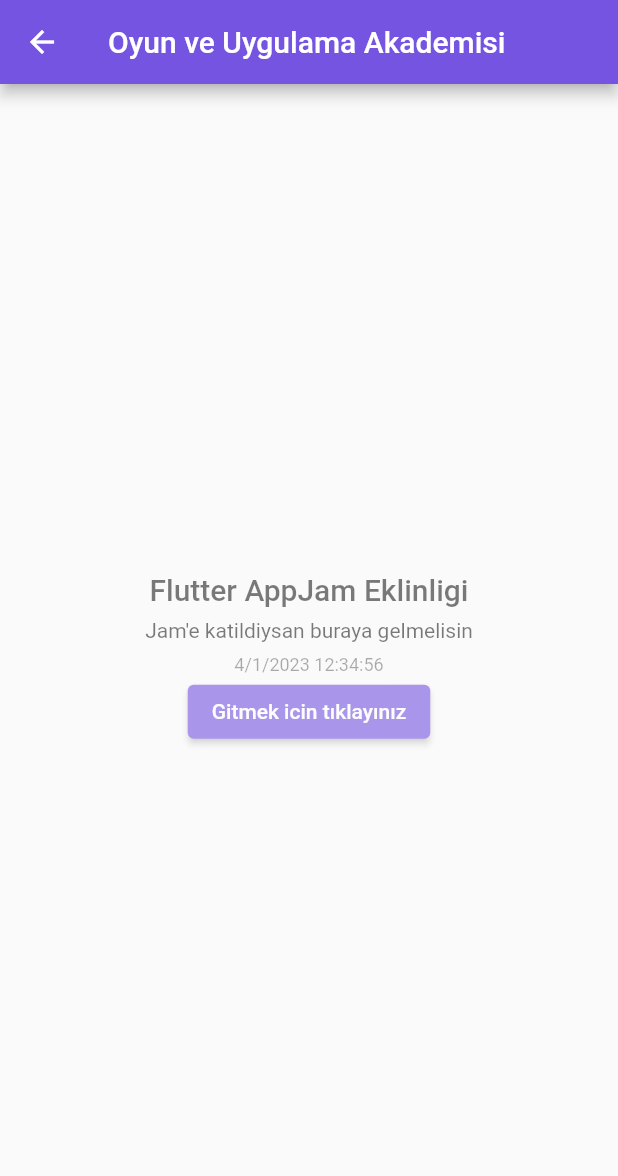
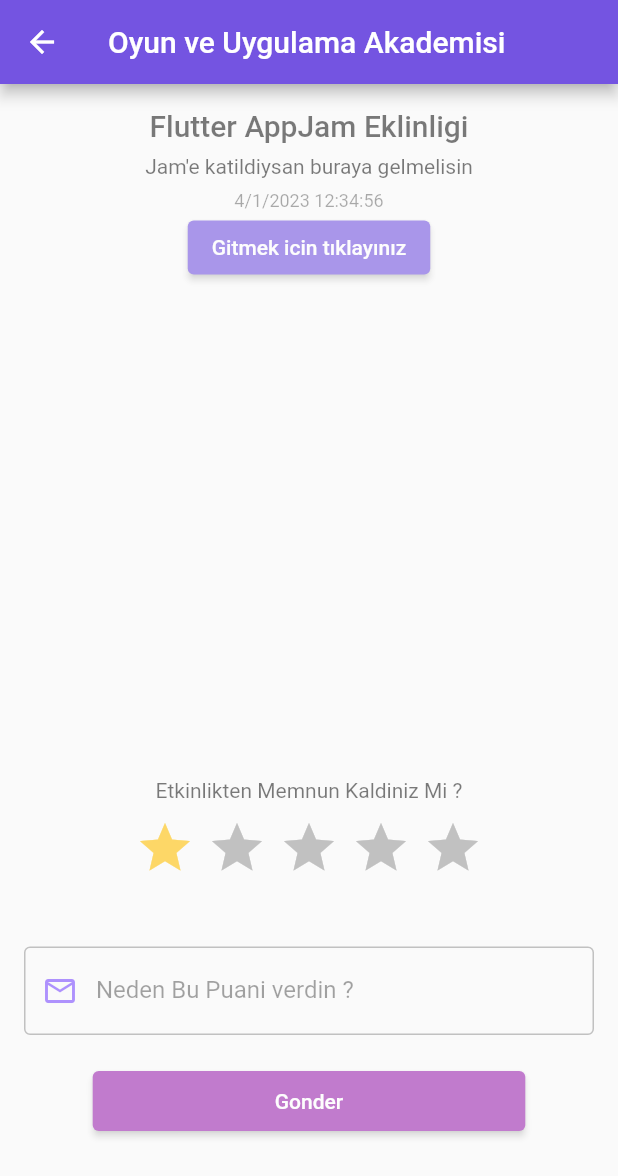
Before and after one commit to vuralkayracetintas/app_jam_f_40, a Flutter app: the EtkinlikFlutterPage screen opened directly, after a tap on "Flutter AppJam Eklinligi", on a phone screen of 412 x 824 dp. Shown: the top 1176 px of the screen. Run offline on Flutter 3.47's test engine with Material 2 defaults, Android fonts, the phone set to English and light mode, and no system bars; drawn by our look-alikes of flutter_rating_bar; our stand-ins replace flutter_speed_dial, font_awesome_flutter, get, lottie.

Commit message:
etkinlik sayfasi duzenlendi

```diff
--- a/lib/pages/flutter/etkinlik_flutter.dart
+++ b/lib/pages/flutter/etkinlik_flutter.dart
@@ -1,5 +1,7 @@
 // ignore_for_file: public_member_api_docs, sort_constructors_first
+import 'package:flutter/cupertino.dart';
 import 'package:flutter/material.dart';
+import 'package:flutter_rating_bar/flutter_rating_bar.dart';
 import 'package:get/get.dart';
 import 'package:intl/intl.dart';
 
@@ -33,6 +35,7 @@ class CheckEtklikContoroller extends GetxController {
 
 class _EtkinlikFlutterPageState extends State<EtkinlikFlutterPage> {
   final CheckEtklikContoroller control = Get.put(CheckEtklikContoroller());
+
   final List<News> newsList = [
     News(
       title: 'Flutter AppJam Eklinligi',
@@ -68,9 +71,10 @@ class _EtkinlikFlutterPageState extends State<EtkinlikFlutterPage> {
                           vertical: 10.0, horizontal: 20.0),
                       child: TextFormField(
                         decoration: InputDecoration(
-                          prefixIconColor: Color(0xff7454e1),
-                          contentPadding: EdgeInsets.symmetric(vertical: 10.0),
-                          suffixIconColor: Color(0xff7454e1),
+                          prefixIconColor: const Color(0xff7454e1),
+                          contentPadding:
+                              const EdgeInsets.symmetric(vertical: 10.0),
+                          suffixIconColor: const Color(0xff7454e1),
                           prefixIcon: const Icon(Icons.search),
                           border: OutlineInputBorder(
                             borderRadius: BorderRadius.circular(50.0),
@@ -94,7 +98,7 @@ class _EtkinlikFlutterPageState extends State<EtkinlikFlutterPage> {
                       padding: const EdgeInsets.all(10.0),
                       decoration: BoxDecoration(
                         color: control.checkbool.value[index]
-                            ? Color(0XFFEFB304)
+                            ? const Color(0XFFEFB304)
                             : const Color(0xff7454e1),
                         borderRadius: BorderRadius.circular(10.0),
                         border: Border.all(color: Colors.grey),
@@ -146,8 +150,19 @@ class EtliklikDetailsPage extends StatefulWidget {
   State<EtliklikDetailsPage> createState() => _EtliklikDetailsPageState();
 }
 
+class RatingController extends GetxController {
+  double _rating = 0.0;
+  double get savedRating => _rating;
+
+  void updateRating(double rating) {
+    _rating = rating;
+  }
+}
+
 class _EtliklikDetailsPageState extends State<EtliklikDetailsPage> {
   double opacityLevel = 0;
+
+  final durumController = TextEditingController();
 
   @override
   void initState() {
@@ -156,7 +171,36 @@ class _EtliklikDetailsPageState extends State<EtliklikDetailsPage> {
       setState(() {
         opacityLevel = 1;
       });
+      durumController.addListener(() {
+        setState(() {});
       });
+    });
+  }
+
+  void _showAlertDialog(BuildContext context) {
+    showCupertinoModalPopup<void>(
+      context: context,
+      builder: (BuildContext context) => CupertinoAlertDialog(
+        title: const Text('Tesekkurler'),
+        content: const Text(
+            ' Yorumun ve degerlendirmen kaydedildi Baska etkinliklerde gorusmek uzere'),
+        actions: <CupertinoDialogAction>[
+          CupertinoDialogAction(
+            isDestructiveAction: true,
+            onPressed: () {
+              Navigator.pop(context);
+            },
+            child: Text(
+              'Tamam',
+              style: Theme.of(context)
+                  .textTheme
+                  .titleMedium!
+                  .copyWith(color: Colors.red),
+            ),
+          ),
+        ],
+      ),
+    );
   }
 
   @override
@@ -164,20 +208,16 @@ class _EtliklikDetailsPageState extends State<EtliklikDetailsPage> {
     return Scaffold(
       /*  backgroundColor: Color.fromARGB(255, 255, 245, 153),*/ /*renk denemesi*/
       appBar: AppBar(
-        backgroundColor: Color(0xff7454e1),
-        title: Text('Oyun ve Uygulama Akademisi'),
+        backgroundColor: const Color(0xff7454e1),
+        title: const Text('Oyun ve Uygulama Akademisi'),
       ),
       body: Padding(
         padding: const EdgeInsets.all(16.0),
-        child: Center(
-          child: Column(
-            mainAxisAlignment: MainAxisAlignment.center,
-            crossAxisAlignment: CrossAxisAlignment.center,
-            children: [
-              AnimatedOpacity(
+        child: AnimatedOpacity(
           opacity: opacityLevel,
           duration: const Duration(milliseconds: 1000),
           child: Column(
+            mainAxisAlignment: MainAxisAlignment.center,
             children: [
               Text(
                 widget.news.title,
@@ -190,23 +230,108 @@ class _EtliklikDetailsPageState extends State<EtliklikDetailsPage> {
               ),
               const SizedBox(height: 8.0),
               Text(
-                      DateFormat.yMd()
-                          .add_Hms()
-                          .format(widget.news.publishedAt),
+                DateFormat.yMd().add_Hms().format(widget.news.publishedAt),
                 style: Theme.of(context).textTheme.bodySmall,
               ),
               ElevatedButton(
                 style: ElevatedButton.styleFrom(
-                        backgroundColor: Color(0xff7454e1),
+                  backgroundColor: const Color(0xff7454e1),
                 ),
                 onPressed: () {},
-                      child: Text(
+                child: const Text(
                   'Gitmek icin tıklayınız',
                 ),
-                    )
+              ),
+              Spacer(),
+              const Padding(
+                padding: EdgeInsets.only(
+                  top: 50.0,
+                  bottom: 10,
+                ),
+                child: Text('Etkinlikten Memnun Kaldiniz Mi ?'),
+              ),
+              RatingBar.builder(
+                initialRating: 1,
+                minRating: 1,
+                direction: Axis.horizontal,
+                allowHalfRating: true,
+                itemCount: 5,
+                itemPadding: const EdgeInsets.symmetric(horizontal: 4.0),
+                itemBuilder: (context, _) => const Icon(
+                  Icons.star,
+                  color: Colors.amber,
+                ),
+                onRatingUpdate: (rating) {
+                  Get.put(RatingController());
+                  Get.find<RatingController>().updateRating(rating);
+                },
+              ),
+              const SizedBox(height: 16),
+              const SizedBox(height: 30),
+              TextFormField(
+                decoration: InputDecoration(
+                  prefixIconColor: Colors.deepPurpleAccent,
+                  suffixIconColor: Colors.deepPurpleAccent,
+                  prefixIcon: const Icon(Icons.mail_outline),
+                  border: const OutlineInputBorder(),
+                  labelText: 'Neden Bu Puani verdin ?',
+                  hintText: 'E-Mail Adresinizi Giriniz',
+                  suffixIcon: durumController.text.isEmpty
+                      ? Container(width: 0)
+                      : IconButton(
+                          icon: const Icon(Icons.close),
+                          onPressed: () {
+                            durumController.clear();
+                          },
+                        ),
+                ),
+                controller: durumController,
+              ),
+              SizedBox(height: 20),
+              ElevatedButton(
+                style: ElevatedButton.styleFrom(
+                    minimumSize:
+                        Size(MediaQuery.of(context).size.width * 0.7, 40)),
+                onPressed: () {
+                  final rating = Get.find<RatingController>()._rating;
+                  final text = durumController.text;
+                  showDialog(
+                    context: context,
+                    builder: (BuildContext context) => CupertinoAlertDialog(
+                      title: const Text('Tesekkurler'),
+                      content: Column(
+                        children: [
+                          Text('Puanin : $rating'),
+                          Text('Yorumun : $text'),
+                          const Text(
+                              'Puanin ve yorumun kaydedildi.Gelecek etkinliklerde gorusmek uzere')
                         ],
                       ),
+                      actions: <CupertinoDialogAction>[
+                        CupertinoDialogAction(
+                          isDestructiveAction: true,
+                          onPressed: () {
+                            Navigator.pop(context);
+                          },
+                          child: Text(
+                            'Tamam',
+                            style: Theme.of(context)
+                                .textTheme
+                                .titleMedium!
+                                .copyWith(color: Colors.red),
                           ),
+                        ),
+                      ],
+                    ),
+                  );
+                },
+                child: const Text(
+                  'Gonder',
+                ),
+              ),
+              SizedBox(
+                height: 50,
+              )
             ],
           ),
         ),
--- a/pubspec.yaml
+++ b/pubspec.yaml
@@ -43,6 +43,7 @@ dependencies:
   lottie: ^2.3.2
   flutter_speed_dial: ^6.2.0
   font_awesome_flutter: ^10.4.0
+  flutter_rating_bar: ^4.0.1
 
 dev_dependencies:
   flutter_test:
```
Also changed, not shown: pubspec.lock, 1 other file. Lines whose indentation alone changed are shown as unchanged.
